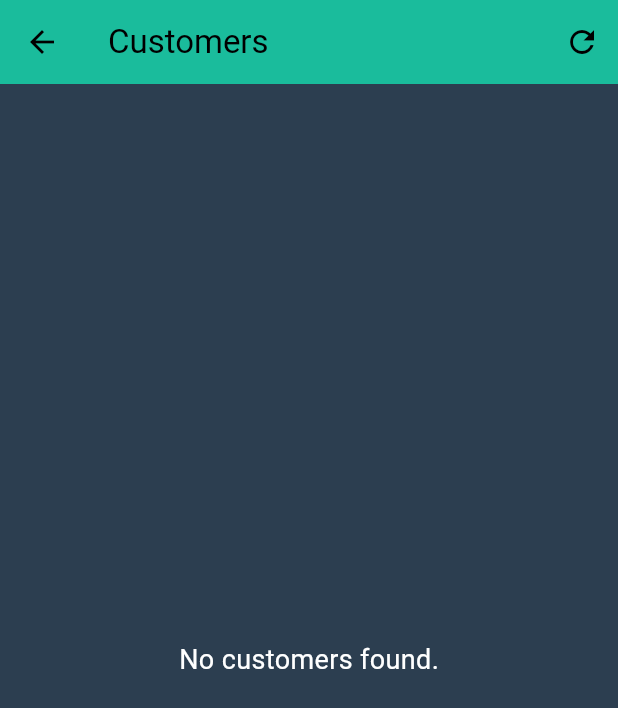
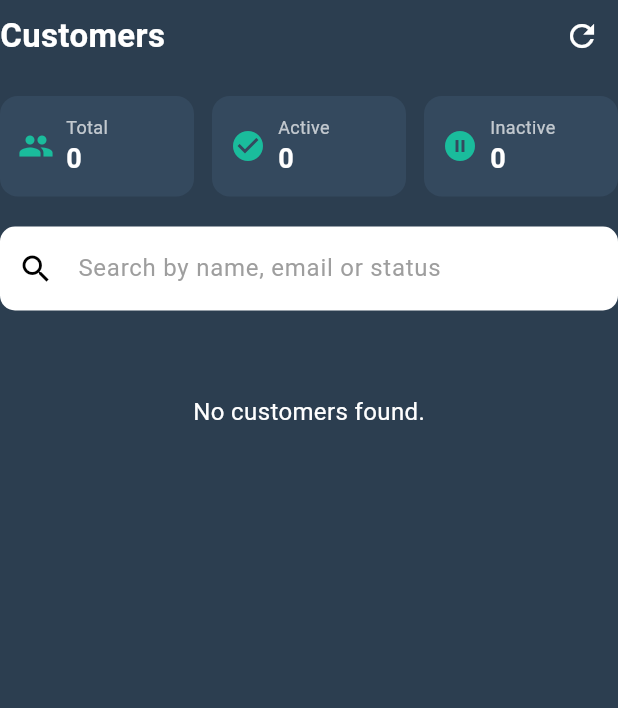
Before and after one commit to radwaaminali/dashboard, a Flutter app: the CustomersPage widget shown alone on an empty page, opened directly, on a phone screen of 412 x 824 dp. Shown: the top 708 px of the screen. Run offline on Flutter 3.47's test engine with Material 3 defaults, Android fonts, the phone set to English and light mode, and no system bars; our stand-ins replace google_fonts, open_file, pdf, supabase_flutter; accounts and stored records are empty.

Commit message:
Update products and customers pages

```diff
--- a/lib/customers_page.dart
+++ b/lib/customers_page.dart
@@ -10,97 +10,189 @@ class CustomersPage extends StatefulWidget {
 
 class _CustomersPageState extends State<CustomersPage> {
   final supabase = Supabase.instance.client;
+
   bool isLoading = true;
-  List<Map<String, dynamic>> customers = [];
+  List<Map<String, dynamic>> _allCustomers = [];
+  List<Map<String, dynamic>> _visibleCustomers = [];
 
   @override
   void initState() {
     super.initState();
-    _fetchCustomers();
+    _loadCustomers();
   }
 
-  /// ✅ تحميل بيانات العملاء من Supabase
-  Future<void> _fetchCustomers() async {
+  Future<void> _loadCustomers() async {
     setState(() => isLoading = true);
     try {
-      final response = await supabase
+      final data = await supabase
           .from('customers')
-          .select('id, name, email, status');
+          .select('*')
+          .order('id', ascending: true);
+      final list = List<Map<String, dynamic>>.from(data);
 
-      debugPrint("📦 Customers fetched: ${response.length}");
-      debugPrint("🔹 Sample: ${response.isNotEmpty ? response[0] : 'Empty'}");
-
+      if (!mounted) return;
       setState(() {
-        customers = List<Map<String, dynamic>>.from(response);
-        isLoading = false;
+        _allCustomers = list;
+        _visibleCustomers = list;
       });
-    } catch (error) {
-      debugPrint('❌ Error fetching customers: $error');
-      setState(() => isLoading = false);
+    } catch (e) {
+      debugPrint('Error loading customers: $e');
+    } finally {
+      if (mounted) setState(() => isLoading = false);
     }
   }
 
+  void _filterCustomers(String query) {
+    final q = query.toLowerCase().trim();
+    setState(() {
+      if (q.isEmpty) {
+        _visibleCustomers = _allCustomers;
+      } else {
+        _visibleCustomers = _allCustomers.where((c) {
+          final name = (c['name'] ?? '').toString().toLowerCase();
+          final email = (c['email'] ?? '').toString().toLowerCase();
+          final status = (c['status'] ?? '').toString().toLowerCase();
+          return name.contains(q) || email.contains(q) || status.contains(q);
+        }).toList();
+      }
+    });
+  }
+
+  int get _activeCount =>
+      _allCustomers.where((c) => (c['status'] ?? '') == 'Active').length;
+
+  int get _inactiveCount =>
+      _allCustomers.where((c) => (c['status'] ?? '') == 'Inactive').length;
+
   @override
   Widget build(BuildContext context) {
-    return Scaffold(
-      backgroundColor: const Color(0xFF2C3E50),
-      appBar: AppBar(
-        title: const Text('Customers'),
-        backgroundColor: const Color(0xFF1ABC9C),
-        actions: [
+    return Column(
+      crossAxisAlignment: CrossAxisAlignment.start,
+      children: [
+        // عنوان + زرار ريفريش
+        Row(
+          mainAxisAlignment: MainAxisAlignment.spaceBetween,
+          children: [
+            const Text(
+              'Customers',
+              style: TextStyle(
+                color: Colors.white,
+                fontSize: 22,
+                fontWeight: FontWeight.bold,
+              ),
+            ),
             IconButton(
-            icon: const Icon(Icons.refresh),
-            onPressed: _fetchCustomers,
+              icon: const Icon(Icons.refresh, color: Colors.white),
+              onPressed: _loadCustomers,
             ),
           ],
         ),
-      body: isLoading
-          ? const Center(child: CircularProgressIndicator(color: Colors.white))
-          : customers.isEmpty
-          ? const Center(
+        const SizedBox(height: 16),
+
+        // كروت إحصائيات بسيطة
+        Row(
+          children: [
+            _statCard('Total', _allCustomers.length, Icons.people),
+            const SizedBox(width: 12),
+            _statCard('Active', _activeCount, Icons.check_circle),
+            const SizedBox(width: 12),
+            _statCard('Inactive', _inactiveCount, Icons.pause_circle),
+          ],
+        ),
+        const SizedBox(height: 20),
+
+        // سيرش
+        TextField(
+          onChanged: _filterCustomers,
+          decoration: InputDecoration(
+            hintText: 'Search by name, email or status',
+            prefixIcon: const Icon(Icons.search),
+            filled: true,
+            fillColor: Colors.white,
+            hintStyle: const TextStyle(color: Colors.grey),
+            border: OutlineInputBorder(
+              borderRadius: BorderRadius.circular(10),
+              borderSide: BorderSide.none,
+            ),
+          ),
+        ),
+        const SizedBox(height: 16),
+
+        if (isLoading)
+          const Center(child: CircularProgressIndicator())
+        else if (_visibleCustomers.isEmpty)
+          const Center(
+            child: Padding(
+              padding: EdgeInsets.only(top: 40),
               child: Text(
-                "No customers found.",
-                style: TextStyle(color: Colors.white, fontSize: 18),
+                'No customers found.',
+                style: TextStyle(color: Colors.white, fontSize: 16),
+              ),
             ),
           )
-          : ListView.builder(
-              itemCount: customers.length,
-              itemBuilder: (context, index) {
-                final c = customers[index];
-                return Card(
-                  color: const Color(0xFF34495E),
-                  margin: const EdgeInsets.symmetric(
-                    horizontal: 16,
-                    vertical: 8,
+        else
+          SingleChildScrollView(
+            scrollDirection: Axis.horizontal,
+            child: DataTable(
+              headingTextStyle: const TextStyle(
+                color: Colors.white,
+                fontWeight: FontWeight.bold,
               ),
-                  child: ListTile(
-                    leading: CircleAvatar(
-                      backgroundColor: const Color(0xFF1ABC9C),
-                      child: Text(
-                        c['id'].toString(),
-                        style: const TextStyle(color: Colors.white),
+              dataTextStyle: const TextStyle(color: Colors.white),
+              columnSpacing: 24,
+              columns: const [
+                DataColumn(label: Text('ID')),
+                DataColumn(label: Text('Name')),
+                DataColumn(label: Text('Email')),
+                DataColumn(label: Text('Status')),
+              ],
+              rows: _visibleCustomers.map((c) {
+                return DataRow(
+                  cells: [
+                    DataCell(Text('${c['id'] ?? ''}')),
+                    DataCell(Text(c['name'] ?? '')),
+                    DataCell(Text(c['email'] ?? '')),
+                    DataCell(Text(c['status'] ?? '')),
+                  ],
+                );
+              }).toList(),
             ),
           ),
-                    title: Text(
-                      c['name'] ?? 'N/A',
-                      style: const TextStyle(color: Colors.white),
+      ],
+    );
+  }
+
+  Widget _statCard(String title, int value, IconData icon) {
+    return Expanded(
+      child: Container(
+        padding: const EdgeInsets.all(12),
+        decoration: BoxDecoration(
+          color: const Color(0xFF34495E),
+          borderRadius: BorderRadius.circular(12),
         ),
-                    subtitle: Text(
-                      c['email'] ?? 'N/A',
-                      style: const TextStyle(color: Colors.white70),
+        child: Row(
+          children: [
+            Icon(icon, color: const Color(0xFF1ABC9C)),
+            const SizedBox(width: 8),
+            Column(
+              crossAxisAlignment: CrossAxisAlignment.start,
+              children: [
+                Text(
+                  title,
+                  style: const TextStyle(color: Colors.white70, fontSize: 12),
                 ),
-                    trailing: Text(
-                      c['status'] ?? 'Unknown',
-                      style: TextStyle(
-                        color: (c['status'] == 'Active')
-                            ? Colors.greenAccent
-                            : Colors.redAccent,
+                Text(
+                  '$value',
+                  style: const TextStyle(
+                    color: Colors.white,
+                    fontSize: 18,
                     fontWeight: FontWeight.bold,
                   ),
                 ),
+              ],
             ),
-                );
-              },
+          ],
+        ),
       ),
     );
   }
```
Also changed, not shown: lib/dashboard_screen.dart (+9 -5 lines), lib/products_page.dart (added, +159 -0 lines), 4 other files. Lines whose indentation alone changed are shown as unchanged.
